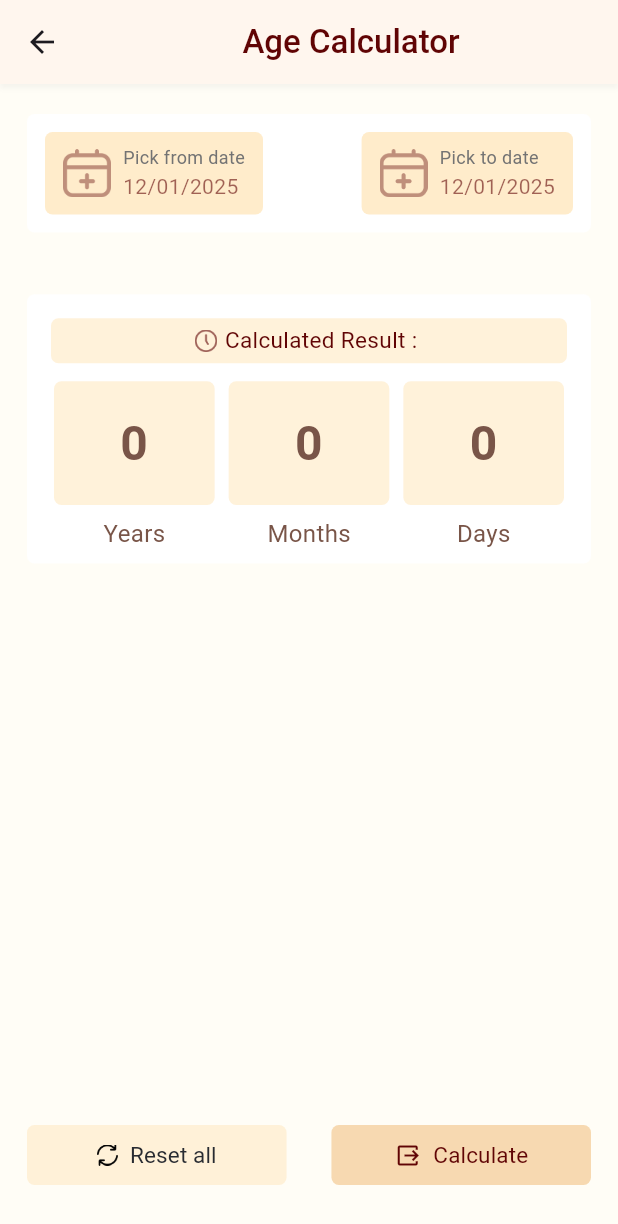
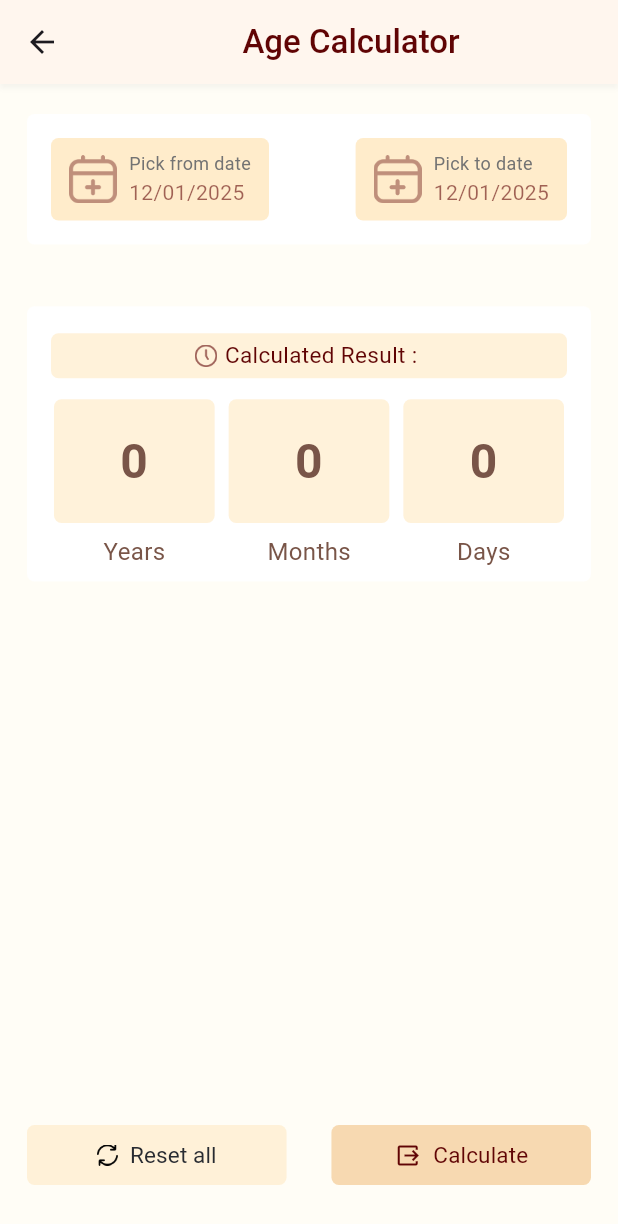
Before and after one commit to marjansikder/story-note, a Flutter app: the AgeCalculatorScreen screen opened by its route, on a phone screen of 412 x 824 dp. Shown: the top 1224 px of the screen. Run offline on Flutter 3.47's test engine with Material 3 defaults, Android fonts, the phone set to English and light mode, and no system bars; our stand-ins replace flutter_riverpod, fluttertoast, google_fonts, hive, hive_flutter, table_calendar; accounts and stored records are empty; Roboto replaces fonts that are missing (MiSans).

Commit message:
Ui update

```diff
--- a/lib/screen/age_calculator/age_calculator_screen.dart
+++ b/lib/screen/age_calculator/age_calculator_screen.dart
@@ -134,7 +134,7 @@ class _AgeCalculatorScreenState extends ConsumerState<AgeCalculatorScreen> {
               ),
               child: Padding(
                 padding:
-                    const EdgeInsets.symmetric(horizontal: 12.0, vertical: 12),
+                    const EdgeInsets.symmetric(horizontal: 16.0, vertical: 16),
                 child: Row(
                   mainAxisAlignment: MainAxisAlignment.spaceBetween,
                   children: [
@@ -169,7 +169,7 @@ class _AgeCalculatorScreenState extends ConsumerState<AgeCalculatorScreen> {
                 child: Column(
                   children: [
                     Padding(
-                      padding: const EdgeInsets.symmetric(horizontal: 16.0),
+                      padding: const EdgeInsets.symmetric(horizontal: 16.0, vertical: 2),
                       child: Container(
                         height: 30,
                         decoration: BoxDecoration(
```
